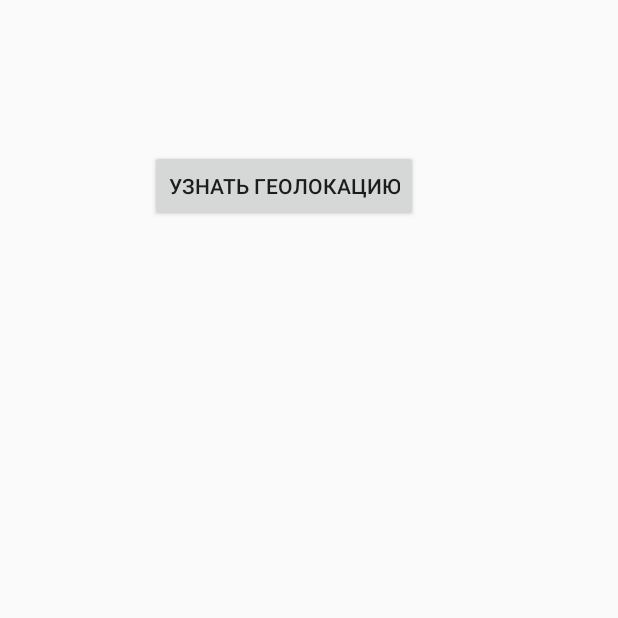
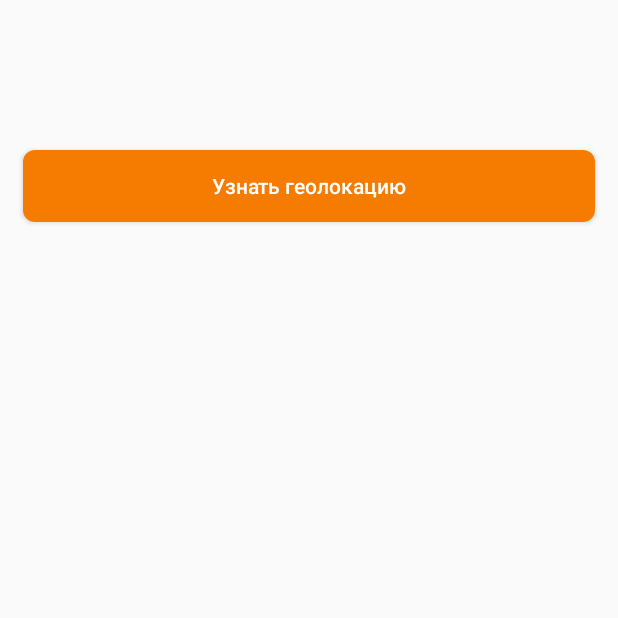
Before and after one commit to IssildurIl/HackAtOn, an Android app: the MapActivity screen opened directly, with no data from a screen before it, on a phone screen of 412 x 824 dp, the top half of it. Run offline under Robolectric (Android 15) with nearby library versions, the light colour scheme and no system bars.

Commit message:
briliant commit ьфзсщдщк

```diff
--- a/app/src/main/java/com/example/hackaton/ui/person/PersonFragment.java
+++ b/app/src/main/java/com/example/hackaton/ui/person/PersonFragment.java
@@ -136,7 +136,7 @@ public class PersonFragment extends Fragment {
         geoBut.setOnClickListener(new View.OnClickListener() {
             @Override
             public void onClick(View view) {
-                //startActivity(new Intent(getActivity(), MapActivity.class));
+                startActivity(new Intent(getActivity(), MapActivity.class));
             }
         });
 
--- a/app/src/main/res/layout/activity_map.xml
+++ b/app/src/main/res/layout/activity_map.xml
@@ -9,11 +9,10 @@
 
     <Button
         android:id="@+id/btn_loc"
-        android:layout_width="wrap_content"
+        style="@style/OrangeButton"
+        android:layout_width="match_parent"
         android:layout_height="wrap_content"
-        android:layout_marginBottom="89dp"
         android:layout_marginTop="100dp"
-        android:layout_marginLeft="100dp"
         android:text="Узнать геолокацию"
         app:layout_constraintBottom_toBottomOf="parent"
         app:layout_constraintEnd_toEndOf="parent"
--- a/app/src/main/res/values/colors.xml
+++ b/app/src/main/res/values/colors.xml
@@ -1,7 +1,7 @@
 <?xml version="1.0" encoding="utf-8"?>
 <resources>
-    <color name="colorPrimary">#6200EE</color>
-    <color name="colorPrimaryDark">#3700B3</color>
+    <color name="colorPrimary">#F57C00</color>
+    <color name="colorPrimaryDark">#F57C00</color>
     <color name="colorAccent">#F57C00</color>
 
 
```
Also changed, not shown: app/src/main/java/com/example/hackaton/MapActivity.java (+5 -5 lines).
